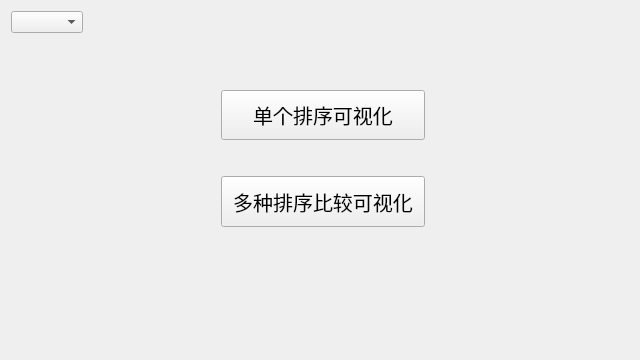
The window that mainScene.ui (asideeeee/Various-Sorting-Visualizations) describes before a commit, drawn with Qt 5.
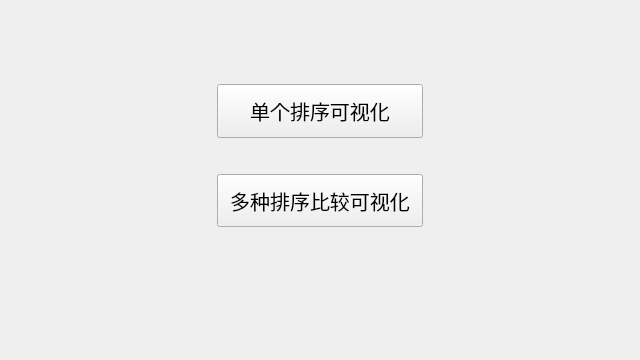
The same window after the commit.

```diff
--- a/mainScene.ui
+++ b/mainScene.ui
@@ -91,19 +91,6 @@
      </property>
     </spacer>
    </item>
-   <item row="0" column="0">
-    <widget class="QComboBox" name="option_comboBox">
-     <property name="sizePolicy">
-      <sizepolicy hsizetype="Fixed" vsizetype="Fixed">
-       <horstretch>0</horstretch>
-       <verstretch>0</verstretch>
-      </sizepolicy>
-     </property>
-     <property name="currentText">
-      <string/>
-     </property>
-    </widget>
-   </item>
    <item row="5" column="1">
     <spacer name="verticalSpacer_3">
      <property name="orientation">
```
Left out of the diff: 2 changed lines with no effect on the pictures.
